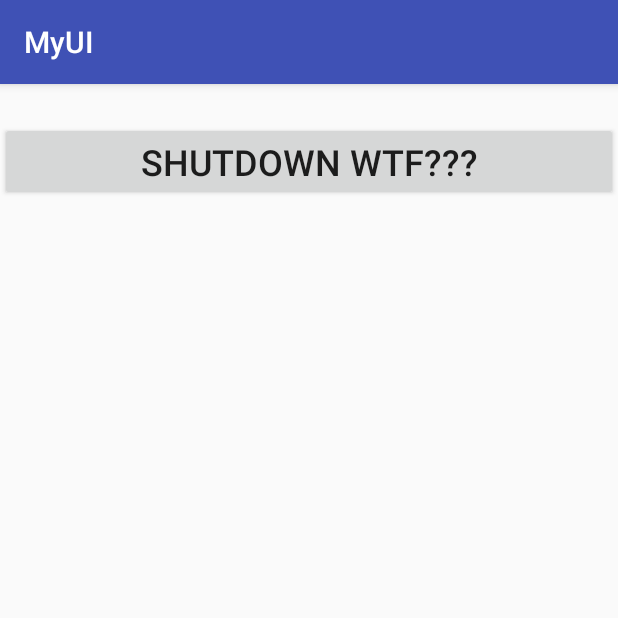
After one commit to YershovAleksandr/Android_015_UI, an Android app: the AlertDialogActivity screen opened directly, with no data from a screen before it, on a phone screen of 412 x 824 dp, the top half of it. The commit adds this screen. Run offline under Robolectric (Android 15) with nearby library versions, the phone set to English and light mode, and no system bars.

Commit message:
UI Alert Dialog done

```diff
--- a/MyUI/app/src/main/AndroidManifest.xml
+++ b/MyUI/app/src/main/AndroidManifest.xml
@@ -21,14 +21,14 @@
         <activity
             android:name=".Main2Activity"
             android:label="@string/title_activity_main2"
-            android:theme="@style/AppTheme.NoActionBar"></activity>
+            android:theme="@style/AppTheme.NoActionBar"/>
         <activity android:name=".ButtonActivity"
-            android:label="UIButton">
-            <!--android:theme="@style/AppTheme">--> </activity>>
+            android:label="UIButton" />
         <activity android:name=".ToggleButtonActivity"/>
         <activity android:name=".CheckBoxActivity"/>
         <activity android:name=".RadioGroupActivity"/>
         <activity android:name=".HelloAndroidWithMenuActivity"/>
+        <activity android:name=".AlertDialogActivity"/>
     </application>
 
 </manifest>
--- a/MyUI/app/src/main/res/layout/activity_main.xml
+++ b/MyUI/app/src/main/res/layout/activity_main.xml
@@ -60,7 +60,8 @@
             android:id="@+id/button6"
             android:layout_width="match_parent"
             android:layout_height="wrap_content"
-            android:text="Button" />
+            android:text="Alert Dialog"
+            android:textAllCaps="false" />
 
         <Button
             android:id="@+id/button7"
--- /dev/null
+++ b/MyUI/app/src/main/res/layout/uialertdialog.xml
@@ -0,0 +1,15 @@
+<?xml version="1.0" encoding="utf-8"?>
+<LinearLayout xmlns:android="http://schemas.android.com/apk/res/android"
+    android:layout_width="match_parent"
+    android:layout_height="match_parent"
+    android:orientation="vertical" >
+
+    <Button
+        android:id="@+id/shutdownButton"
+        android:layout_width="match_parent"
+        android:layout_height="wrap_content"
+        android:layout_marginTop="25dp"
+        android:text="@string/shutdown_string"
+        android:textSize="24sp" />
+
+</LinearLayout>
--- a/MyUI/app/src/main/res/values/strings.xml
+++ b/MyUI/app/src/main/res/values/strings.xml
@@ -20,4 +20,5 @@
     <string name="even_more_help">Help!!!</string>
     <string name="give_up">Fuck up</string>
     <string name="fuck_fuck">Fuck yea</string>
+    <string name="shutdown_string">ShutDown WTF???</string>>
 </resources>
```
Also changed, not shown: MyUI/app/src/main/java/com/nam/myui/AlertDialogActivity.java (added, +165 -0 lines), MyUI/app/src/main/java/com/nam/myui/MainActivity.java (+10 -0 lines).
